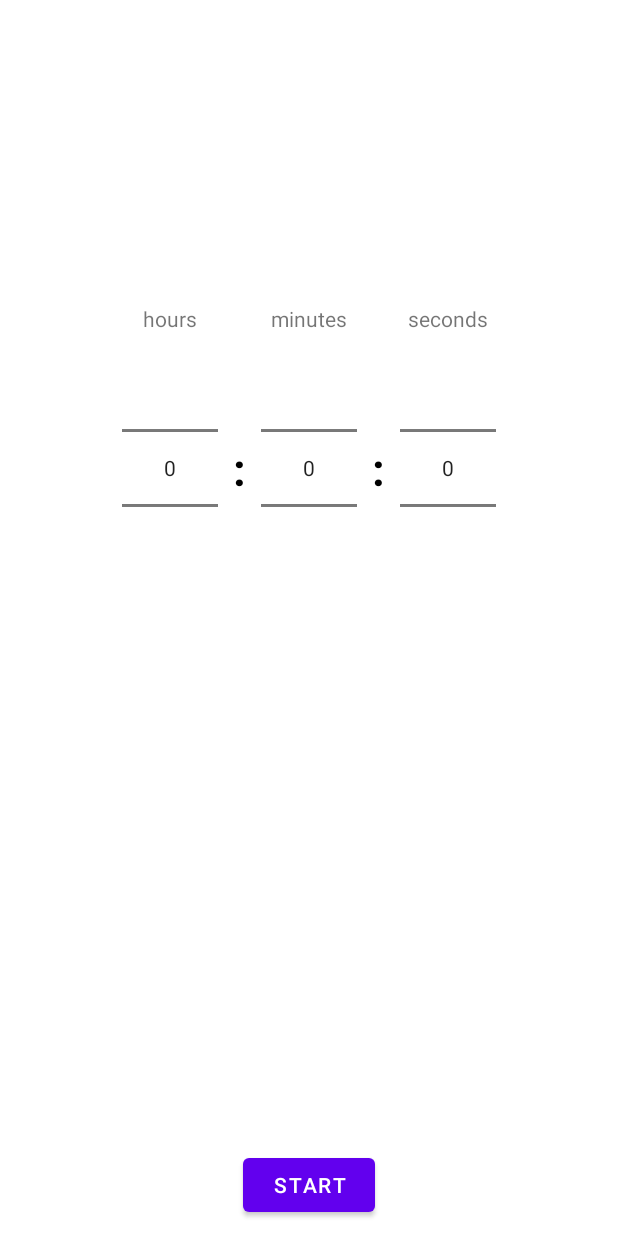
After one commit to mirkuriit/Clock0.0.1, an Android app: the layout fragment_timer_sleep.xml on its own in the app's theme, with its tools: preview values and no code run, on a phone screen of 412 x 824 dp. The commit adds this screen. Run offline under Robolectric (Android 15) with nearby library versions, the phone set to English and light mode, and no system bars.

Commit message:
just a stupid timer demo version2

```diff
--- a/app/src/main/java/com/terabyte/clock001/Const.java
+++ b/app/src/main/java/com/terabyte/clock001/Const.java
@@ -7,6 +7,10 @@ import java.util.List;
  */
 
 public class Const {
+    public static final int MODE_SLEEP = 0;
+    public static final int MODE_RUN = 1;
+    public static final int MODE_PAUSED = 2;
+
     public static final String TAG = "myDebug";
 
     //in Room database we have to add name of db. But It doesn't care how to name it
--- a/app/src/main/java/com/terabyte/clock001/MainActivity.java
+++ b/app/src/main/java/com/terabyte/clock001/MainActivity.java
@@ -64,7 +64,7 @@ public class MainActivity extends AppCompatActivity {
                         transaction.replace(R.id.frameLayoutForFragments, new StopwatchFragment());
                         break;
                     case R.id.menuItemTimer:
-                        transaction.replace(R.id.frameLayoutForFragments, new TimerFragment());
+                        transaction.replace(R.id.frameLayoutForFragments, new TimerFragment(Const.MODE_SLEEP));
                         break;
                 }
                 transaction.commit();
--- /dev/null
+++ b/app/src/main/res/layout/fragment_timer_sleep.xml
@@ -0,0 +1,101 @@
+<?xml version="1.0" encoding="utf-8"?>
+<androidx.constraintlayout.widget.ConstraintLayout xmlns:android="http://schemas.android.com/apk/res/android"
+    xmlns:app="http://schemas.android.com/apk/res-auto"
+    xmlns:tools="http://schemas.android.com/tools"
+    android:layout_width="match_parent"
+    android:layout_height="match_parent"
+    tools:context=".MainActivity">
+
+    <TextView
+        android:id="@+id/textHoursIs"
+        android:layout_width="wrap_content"
+        android:layout_height="wrap_content"
+        android:layout_marginTop="60dp"
+        android:text="@string/hours"
+        app:layout_constraintEnd_toEndOf="@+id/numberPickerHours"
+        app:layout_constraintStart_toStartOf="@+id/numberPickerHours"
+        app:layout_constraintBottom_toTopOf="@id/numberPickerHours" />
+    <NumberPicker
+        android:id="@+id/numberPickerHours"
+        android:layout_width="wrap_content"
+        android:layout_height="wrap_content"
+        android:layout_marginBottom="200dp"
+        app:layout_constraintBottom_toBottomOf="parent"
+        app:layout_constraintEnd_toStartOf="@+id/textBorderNumberPicker1"
+        app:layout_constraintTop_toTopOf="parent"
+        android:layout_marginRight="10dp"/>
+
+    <TextView
+        android:id="@+id/textMinutesIs"
+        android:layout_width="wrap_content"
+        android:layout_height="wrap_content"
+        android:layout_marginTop="60dp"
+        android:text="@string/minutes"
+        app:layout_constraintEnd_toEndOf="@+id/numberPickerMinutes"
+        app:layout_constraintStart_toStartOf="@+id/numberPickerMinutes"
+        app:layout_constraintBottom_toTopOf="@id/numberPickerMinutes" />
+    <NumberPicker
+        android:id="@+id/numberPickerMinutes"
+        android:layout_width="wrap_content"
+        android:layout_height="wrap_content"
+        android:layout_marginBottom="200dp"
+        app:layout_constraintBottom_toBottomOf="parent"
+        app:layout_constraintEnd_toEndOf="parent"
+        app:layout_constraintStart_toStartOf="parent"
+        app:layout_constraintTop_toTopOf="parent" />
+
+    <TextView
+        android:id="@+id/textSecondsIs"
+        android:layout_width="wrap_content"
+        android:layout_height="wrap_content"
+        android:layout_marginTop="60dp"
+        android:text="@string/seconds"
+        app:layout_constraintEnd_toEndOf="@+id/numberPickerSeconds"
+        app:layout_constraintStart_toStartOf="@+id/numberPickerSeconds"
+        app:layout_constraintBottom_toTopOf="@id/numberPickerSeconds" />
+    <NumberPicker
+        android:id="@+id/numberPickerSeconds"
+        android:layout_width="wrap_content"
+        android:layout_height="wrap_content"
+        app:layout_constraintBottom_toBottomOf="parent"
+        app:layout_constraintStart_toEndOf="@+id/textBorderNumberPicker2"
+        app:layout_constraintTop_toTopOf="parent"
+        android:layout_marginBottom="200dp"
+        android:layout_marginLeft="10dp"/>
+
+    <TextView
+        android:id="@+id/textBorderNumberPicker1"
+        android:layout_width="wrap_content"
+        android:layout_height="wrap_content"
+        android:text=":"
+        android:textColor="@color/black"
+        android:textSize="30sp"
+        android:textStyle="bold"
+        app:layout_constraintBottom_toBottomOf="@+id/numberPickerMinutes"
+        app:layout_constraintEnd_toStartOf="@+id/numberPickerMinutes"
+        app:layout_constraintTop_toBottomOf="@+id/textMinutesIs"
+        android:layout_marginRight="10dp"/>
+    <TextView
+        android:id="@+id/textBorderNumberPicker2"
+        android:layout_width="wrap_content"
+        android:layout_height="wrap_content"
+        android:text=":"
+        android:textColor="@color/black"
+        android:textSize="30sp"
+        android:textStyle="bold"
+        app:layout_constraintBottom_toBottomOf="@+id/numberPickerMinutes"
+        app:layout_constraintStart_toEndOf="@+id/numberPickerMinutes"
+        app:layout_constraintTop_toBottomOf="@+id/textMinutesIs"
+        android:layout_marginLeft="10dp"/>
+
+    <Button
+        android:id="@+id/button_start"
+        android:layout_width="wrap_content"
+        android:layout_height="wrap_content"
+        android:text="@string/start"
+        app:layout_constraintBottom_toBottomOf="parent"
+        app:layout_constraintStart_toStartOf="parent"
+        app:layout_constraintEnd_toEndOf="parent"
+        android:layout_marginBottom="10dp" />
+
+</androidx.constraintlayout.widget.ConstraintLayout>
--- a/app/src/main/res/values/strings.xml
+++ b/app/src/main/res/values/strings.xml
@@ -53,4 +53,10 @@
     <string name="alarm_sound_custom">custom sound</string>
     <string name="start">start</string>
     <string name="reset">reset</string>
+    <string name="seconds">seconds</string>
+    <string name="minutes">minutes</string>
+    <string name="hours">hours</string>
+    <string name="pause">pause</string>
+    <string name="cancel">cancel</string>
+    <string name="resume">resume</string>
 </resources>
```
Also changed, not shown: app/src/main/res/layout/fragment_timer.xml (deleted, +0 -38 lines), app/src/main/res/layout/fragment_timer_pause.xml (added, +38 -0 lines), app/src/main/res/layout/fragment_timer_run.xml (added, +39 -0 lines).
